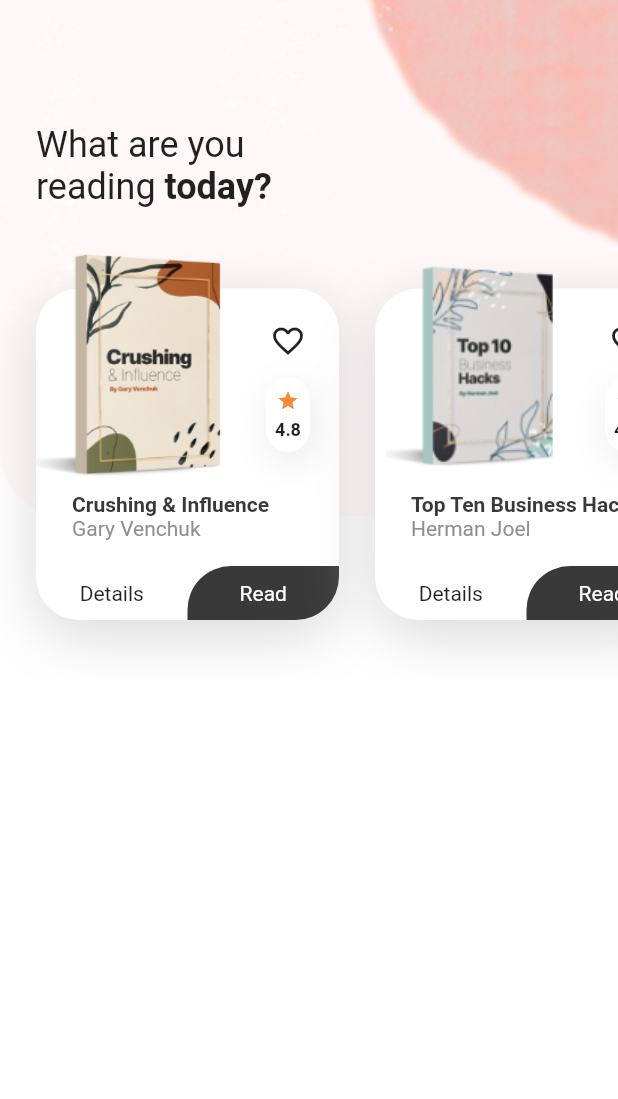
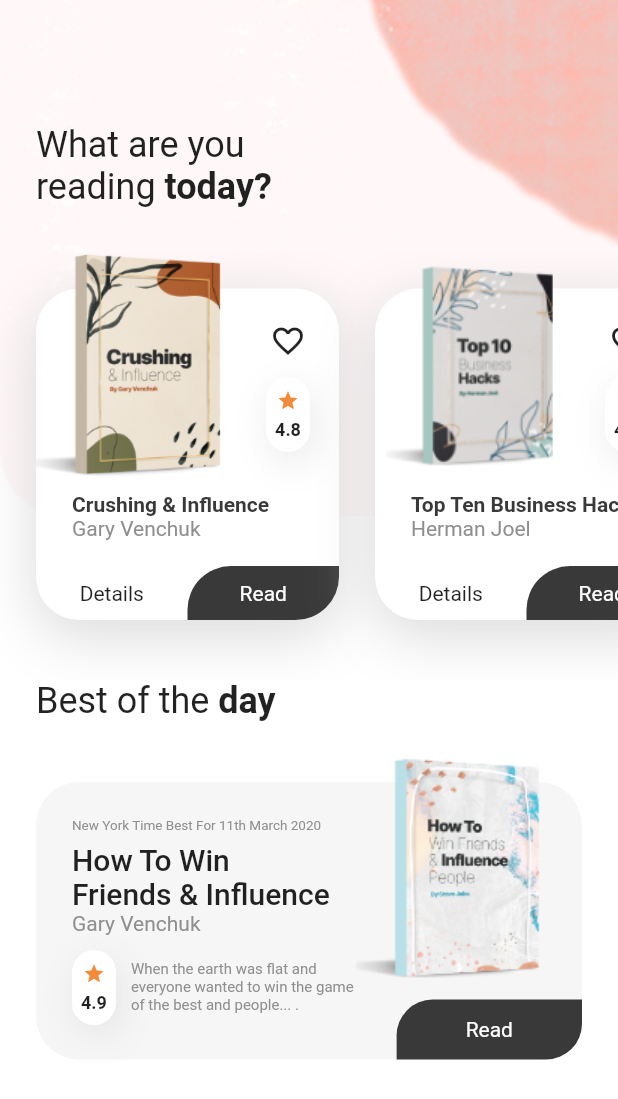
Before and after one commit to kharioki/Book-app, a Flutter app: the HomeScreen screen opened directly, on a phone screen of 412 x 824 dp. Shown: the top 1099 px of the screen. Run offline on Flutter 3.47's test engine with Material 2 defaults, Android fonts, the phone set to English and light mode, and no system bars.

Commit message:
best of the day card

```diff
--- a/lib/screens/home_screen.dart
+++ b/lib/screens/home_screen.dart
@@ -1,4 +1,7 @@
+import 'package:book_app/constants.dart';
+import 'package:book_app/widgets/book_rating.dart';
 import 'package:book_app/widgets/reading_list_card.dart';
+import 'package:book_app/widgets/two_side_rounded_button.dart';
 import 'package:flutter/material.dart';
 
 class HomeScreen extends StatelessWidget {
@@ -61,9 +64,122 @@ class HomeScreen extends StatelessWidget {
                 ],
               ),
             ),
+            Padding(
+              padding: EdgeInsets.symmetric(horizontal: 24),
+              child: Column(
+                crossAxisAlignment: CrossAxisAlignment.start,
+                children: <Widget>[
+                  RichText(
+                    text: TextSpan(
+                      style: Theme.of(context).textTheme.headline5,
+                      children: [
+                        TextSpan(text: 'Best of the '),
+                        TextSpan(
+                          text: 'day',
+                          style: TextStyle(
+                            fontWeight: FontWeight.bold,
+                          ),
+                        ),
+                      ],
+                    ),
+                  ),
+                  bestOfTheDayCard(size, context),
+                ],
+              ),
+            ),
           ],
         ),
       ),
     );
   }
+
+  Container bestOfTheDayCard(Size size, BuildContext context) {
+    return Container(
+      margin: EdgeInsets.symmetric(vertical: 20),
+      width: double.infinity,
+      height: 205,
+      child: Stack(
+        children: <Widget>[
+          Positioned(
+            bottom: 0,
+            left: 0,
+            right: 0,
+            child: Container(
+              padding: EdgeInsets.only(
+                left: 24,
+                top: 24,
+                right: size.width * 0.35,
+              ),
+              height: 185,
+              width: double.infinity,
+              decoration: BoxDecoration(
+                color: Color(0xFFEAEAEA).withOpacity(0.45),
+                borderRadius: BorderRadius.circular(29),
+              ),
+              child: Column(
+                crossAxisAlignment: CrossAxisAlignment.start,
+                children: <Widget>[
+                  Text(
+                    'New York Time Best For 11th March 2020',
+                    style: TextStyle(
+                      fontSize: 9,
+                      color: kLightBlackColor,
+                    ),
+                  ),
+                  SizedBox(height: 5),
+                  Text(
+                    'How To Win \nFriends & Influence',
+                    style: Theme.of(context).textTheme.headline6,
+                  ),
+                  Text(
+                    'Gary Venchuk',
+                    style: TextStyle(color: kLightBlackColor),
+                  ),
+                  SizedBox(height: 10),
+                  Row(
+                    children: <Widget>[
+                      BookRating(score: 4.9),
+                      SizedBox(width: 10),
+                      Expanded(
+                        child: Text(
+                          'When the earth was flat and everyone wanted to win the game of the best and people... .',
+                          maxLines: 3,
+                          overflow: TextOverflow.ellipsis,
+                          style: TextStyle(
+                            fontSize: 10,
+                            color: kLightBlackColor,
+                          ),
+                        ),
+                      ),
+                    ],
+                  ),
+                ],
+              ),
+            ),
+          ),
+          Positioned(
+            right: 0,
+            top: 0,
+            child: Image.asset(
+              'assets/book-3.png',
+              width: size.width * 0.37,
+            ),
+          ),
+          Positioned(
+            bottom: 0,
+            right: 0,
+            child: SizedBox(
+              height: 40,
+              width: size.width * 0.3,
+              child: TwoSideRoundedButton(
+                text: 'Read',
+                radius: 24,
+                press: () {},
+              ),
+            ),
+          ),
+        ],
+      ),
+    );
+  }
 }
```
